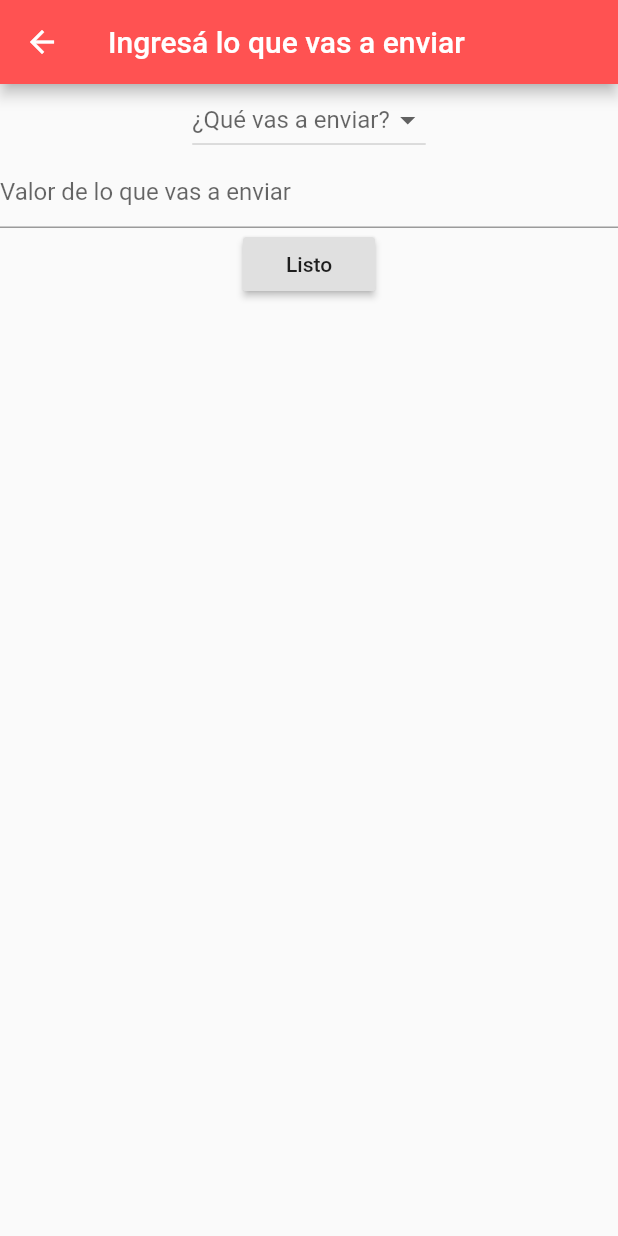
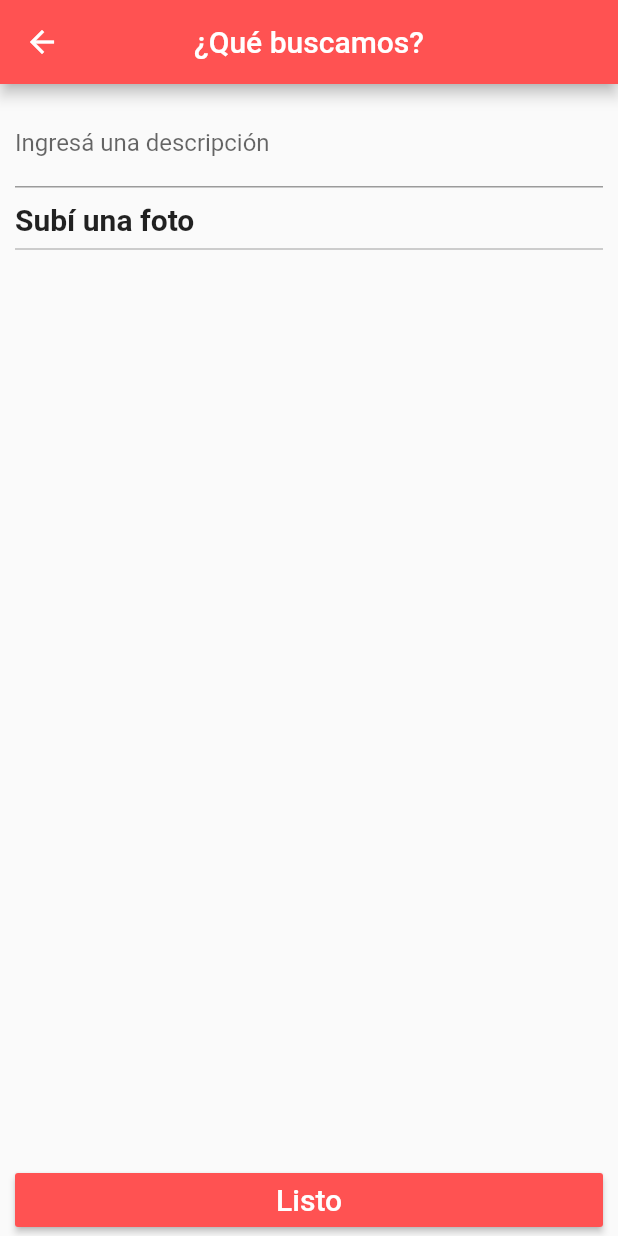
Before and after one commit to albarogarzon/Flutter_Delivery_Mobile_App, a Flutter app: the screen it shows after launch, after a tap on "¿Qué buscamos?", on a phone screen of 412 x 824 dp. Run offline on Flutter 3.47's test engine with Material 2 defaults, Android fonts, the phone set to English and light mode, and no system bars; our stand-ins replace google_maps_flutter; missing offline and left inert: google_maps_place_picker.

Commit message:
Code improvements

```diff
--- a/isw_implementacion_us_08_g5/lib/main.dart
+++ b/isw_implementacion_us_08_g5/lib/main.dart
@@ -1,14 +1,16 @@
 import 'package:flutter/material.dart';
+import 'package:isw_implementacion_us_08_g5/providers/InformacionEntrega.dart';
 import 'package:isw_implementacion_us_08_g5/screens/pedir_lo_que_sea/cuando_screen.dart';
 import 'package:isw_implementacion_us_08_g5/screens/pedir_lo_que_sea/dondeEntregar_screen.dart';
 import 'package:isw_implementacion_us_08_g5/screens/pedir_lo_que_sea/formasDePago_screen.dart';
 import 'package:isw_implementacion_us_08_g5/screens/pedir_lo_que_sea/main_screen.dart';
 import 'package:isw_implementacion_us_08_g5/screens/pedir_lo_que_sea/dondeBuscar_screen.dart';
 import 'package:isw_implementacion_us_08_g5/screens/pedir_lo_que_sea/queBuscar_screen.dart';
-import 'package:isw_implementacion_us_08_g5/validators/field_validator.dart';
+import 'package:isw_implementacion_us_08_g5/validators/InformacionEntregaValidator.dart';
+import 'package:isw_implementacion_us_08_g5/validators/InformacionRetiroValidator.dart';
 import 'package:provider/provider.dart';
 
-import 'providers/DireccionRetiroProvider.dart';
+import 'providers/InformacionRetiro.dart';
 
 void main() {
   runApp(MyApp());
@@ -19,8 +21,10 @@ class MyApp extends StatelessWidget {
   Widget build(BuildContext context) {
     return MultiProvider(
       providers: [
-        ChangeNotifierProvider.value(value: FieldValidator()),
-        ChangeNotifierProvider.value(value: DireccionRetiroProvider())
+        ChangeNotifierProvider.value(value: InformacionRetiroValidator()),
+        ChangeNotifierProvider.value(value: InformacionEntregaValidator()),
+        ChangeNotifierProvider.value(value: InformacionRetiro()),
+        ChangeNotifierProvider.value(value: InformacionEntrega()),
       ],
       child: MaterialApp(
         title: 'Flutter Demo',
--- /dev/null
+++ b/isw_implementacion_us_08_g5/lib/models/Ciudad.dart
@@ -0,0 +1,17 @@
+class Ciudad {
+  String _nombre;
+
+  Ciudad() {
+    this._nombre = '';
+  }
+  Ciudad.withParameters(this._nombre);
+
+  // Getters
+  String get getNombre => this._nombre;
+
+  // Setters
+
+  set setNombre(String nombre) {
+    this._nombre = nombre;
+  }
+}
--- a/isw_implementacion_us_08_g5/lib/models/Direccion.dart
+++ b/isw_implementacion_us_08_g5/lib/models/Direccion.dart
@@ -1,39 +1,50 @@
+import 'package:isw_implementacion_us_08_g5/models/Ciudad.dart';
+
 class Direccion {
+  Ciudad _ciudad;
   String _calle;
-  String _ciudad;
+  int _piso;
+  int _numeroDepartamento;
   String _referencias;
-  int _telefono;
 
   Direccion() {
+    this._ciudad = Ciudad();
     this._calle = '';
-    this._telefono = null;
-    this._ciudad = "";
+    this._piso = null;
+    this._numeroDepartamento = null;
     this._referencias = '';
   }
 
-  Direccion.withParameters(
-      this._calle, this._ciudad, this._telefono, this._referencias);
+  Direccion.withParameters(this._ciudad, this._calle,
+      {String referencias, int piso, int numeroDepto}) {
+    this._referencias = referencias == null ? "" : referencias;
+  }
 
 // Getters
   String get getCalle => this._calle;
-  int get getTelefono => this._telefono;
-  String get getCiudad => this._ciudad;
+  Ciudad get getCiudad => this._ciudad;
   String get getReferencias => this._referencias;
+  int get getPiso => this._piso;
+  int get getNumDepartamento => this._numeroDepartamento;
 
 // Setters
-  set calle(String calle) {
+  set setCalle(String calle) {
     this._calle = calle;
   }
 
-  set telefono(int telefono) {
-    this._telefono = telefono;
-  }
-
-  set ciudad(String ciudad) {
+  set setCiudad(Ciudad ciudad) {
     this._ciudad = ciudad;
   }
 
-  set referencias(String referencias) {
+  set setPiso(int piso) {
+    this._piso = piso;
+  }
+
+  set setNumDepartamento(int numeroDepto) {
+    this._numeroDepartamento = numeroDepto;
+  }
+
+  set setReferencias(String referencias) {
     this._referencias = referencias;
   }
 }
--- /dev/null
+++ b/isw_implementacion_us_08_g5/lib/providers/InformacionEntrega.dart
@@ -0,0 +1,38 @@
+import 'package:flutter/material.dart';
+import 'package:isw_implementacion_us_08_g5/models/Direccion.dart';
+
+class InformacionEntrega extends ChangeNotifier {
+  Direccion _direccion;
+  String _telefono;
+  bool _isReady;
+
+  InformacionEntrega() {
+    this._direccion = Direccion();
+    this._telefono = '';
+    this._isReady = false;
+  }
+
+  // Getters
+  Direccion get getDireccion => _direccion;
+  String get getTelefono => this._telefono;
+  bool get isReady => _isReady;
+  String get getCalle => _direccion.getCalle;
+
+  // Setters
+
+  setDireccion(Direccion direccion) {
+    this._direccion = direccion;
+    notifyListeners();
+  }
+
+  set setCalle(String calle) {
+    this._direccion.setCalle = calle;
+    this._isReady = true;
+    notifyListeners();
+  }
+
+  set setTelefono(String telefono) {
+    this._telefono = telefono;
+    notifyListeners();
+  }
+}
--- a/isw_implementacion_us_08_g5/lib/providers/DireccionRetiroProvider.dart
+++ b/isw_implementacion_us_08_g5/lib/providers/InformacionRetiro.dart
@@ -1,32 +1,37 @@
 import 'package:flutter/material.dart';
 import 'package:isw_implementacion_us_08_g5/models/Direccion.dart';
 
-class DireccionRetiroProvider extends ChangeNotifier {
+class InformacionRetiro extends ChangeNotifier {
   Direccion _direccion;
+  String _telefono;
   bool _isReady;
 
-  DireccionRetiroProvider() {
+  InformacionRetiro() {
     this._direccion = Direccion();
+    this._telefono = '';
     this._isReady = false;
   }
 
   // Getters
   Direccion get getDireccion => _direccion;
+  String get getTelefono => _telefono;
   bool get isReady => _isReady;
+
+  // Setters
 
   setDireccion(Direccion direccion) {
     this._direccion = direccion;
     notifyListeners();
   }
 
-  set calle(String calle) {
-    this._direccion.calle = calle;
+  set setCalle(String calle) {
+    this._direccion.setCalle = calle;
     this._isReady = true;
     notifyListeners();
   }
 
-  set setTelefono(int telefono) {
-    this._direccion.telefono = telefono;
+  set setTelefono(String telefono) {
+    this._telefono = telefono;
     notifyListeners();
   }
 }
--- /dev/null
+++ b/isw_implementacion_us_08_g5/lib/resources/Strings.dart
@@ -0,0 +1,23 @@
+import 'package:isw_implementacion_us_08_g5/resources/Strings.dart';
+
+class Strings {
+  static const PEDI_LO_QUE_SEA = 'Pedí lo que sea';
+  static const CREA_TU_PEDIDO = 'Creá tu pedido';
+  static const DONDE_LO_BUSCAMOS = '¿Dónde lo buscamos?';
+  static const DONDE_LO_ENTREGAMOS = "¿Dónde lo entregamos?";
+  static const QUE_BUSCAMOS = "¿Qué buscamos?";
+  static const CUANDO_QUERES_RECIBIRLO = "¿Cuándo queres recibirlo?";
+  static const FORMA_DE_PAGO = "Forma de pago";
+  static const CALLE_Y_NUMERO = "Calle y número";
+  static const CALLE_Y_NUMERO_ERROR = "Debe ingresar calle y numero";
+  static const PISO = 'Piso';
+  static const DEPARTAMENTO = 'Departamento';
+  static const TELEFONO = 'Teléfono';
+  static const TELEFONO_HELPER_TEXT =
+      "Para poder llamarte ante cualquier problema con tu pedido";
+  static const TELEFONO_ERROR = 'Debe ingresar un teléfono';
+  static const REFERENCIAS = 'Referencias';
+  static const REFERENCIAS_HELPER_TEXT =
+      "Ej: Calles cercanas, ¿Por quién preguntamos?";
+  static const LISTO = 'Listo';
+}
--- /dev/null
+++ b/isw_implementacion_us_08_g5/lib/screens/pedir_lo_que_sea/QueBuscamosScreen.dart
@@ -0,0 +1,69 @@
+import 'package:flutter/material.dart';
+import 'package:isw_implementacion_us_08_g5/resources/Strings.dart';
+
+class QueBuscamosScreen extends StatefulWidget {
+  QueBuscamosScreen({Key key}) : super(key: key);
+
+  @override
+  _QueBuscamosScreenState createState() => _QueBuscamosScreenState();
+}
+
+class _QueBuscamosScreenState extends State<QueBuscamosScreen> {
+  @override
+  Widget build(BuildContext context) {
+    return Scaffold(
+      resizeToAvoidBottomInset: false,
+      appBar: AppBar(
+          centerTitle: true,
+          title: Text(Strings.QUE_BUSCAMOS),
+          backgroundColor: Colors.redAccent),
+      body: Container(
+        height: double.maxFinite,
+        width: double.maxFinite,
+        margin: EdgeInsets.only(top: 10, right: 10, left: 10),
+        child: Column(
+          verticalDirection: VerticalDirection.down,
+          mainAxisAlignment: MainAxisAlignment.start,
+          crossAxisAlignment: CrossAxisAlignment.center,
+          mainAxisSize: MainAxisSize.max,
+          children: [
+            TextField(
+              decoration: InputDecoration(labelText: 'Ingresá una descripción'),
+            ),
+            _buildTitle(),
+            _divider,
+            Spacer(),
+            _buildSubmitButton()
+          ],
+        ),
+      ),
+    );
+  }
+
+  _buildSubmitButton() {
+    return Container(
+      width: double.maxFinite,
+      child: RaisedButton(
+        color: Colors.redAccent,
+        onPressed: () {},
+        child: const Text('Listo',
+            style: TextStyle(fontSize: 20, color: Colors.white)),
+      ),
+    );
+  }
+
+  _buildTitle() {
+    return Container(
+      margin: EdgeInsets.only(top: 10),
+      width: double.infinity,
+      child: Text(
+        "Subí una foto",
+        style: TextStyle(fontSize: 20, fontWeight: FontWeight.bold),
+      ),
+    );
+  }
+
+  final Divider _divider = Divider(
+    color: Colors.grey,
+  );
+}
--- a/isw_implementacion_us_08_g5/lib/screens/pedir_lo_que_sea/main_screen.dart
+++ b/isw_implementacion_us_08_g5/lib/screens/pedir_lo_que_sea/main_screen.dart
@@ -1,20 +1,27 @@
 import 'package:flutter/material.dart';
 import 'package:isw_implementacion_us_08_g5/models/Direccion.dart';
-import 'package:isw_implementacion_us_08_g5/providers/DireccionRetiroProvider.dart';
+import 'package:isw_implementacion_us_08_g5/providers/InformacionEntrega.dart';
+import 'package:isw_implementacion_us_08_g5/providers/InformacionRetiro.dart';
+import 'package:isw_implementacion_us_08_g5/resources/Strings.dart';
+import 'package:isw_implementacion_us_08_g5/screens/pedir_lo_que_sea/QueBuscamosScreen.dart';
 import 'package:isw_implementacion_us_08_g5/screens/pedir_lo_que_sea/dondeBuscar_screen.dart';
+import 'package:isw_implementacion_us_08_g5/screens/pedir_lo_que_sea/dondeEntregar_screen.dart';
 import 'package:isw_implementacion_us_08_g5/screens/pedir_lo_que_sea/queBuscar_screen.dart';
 import 'package:provider/provider.dart';
 
 class PedirLoQueSeaMainScreen extends StatelessWidget {
-  DireccionRetiroProvider _direccionRetiroProvider;
+  InformacionRetiro _direccionRetiroProvider;
+  InformacionEntrega _informacionEntrega;
   @override
   Widget build(BuildContext context) {
-    _direccionRetiroProvider = Provider.of<DireccionRetiroProvider>(context);
+    _direccionRetiroProvider = Provider.of<InformacionRetiro>(context);
+    _informacionEntrega = Provider.of<InformacionEntrega>(context);
     Direccion direccionRetiro = _direccionRetiroProvider.getDireccion;
 
     return Scaffold(
       appBar: AppBar(
-          title: Text("Pedí lo que sea"), backgroundColor: Colors.redAccent),
+          title: Text(Strings.PEDI_LO_QUE_SEA),
+          backgroundColor: Colors.redAccent),
       body: Column(
         verticalDirection: VerticalDirection.down,
         textDirection: TextDirection.ltr,
@@ -28,13 +35,13 @@ class PedirLoQueSeaMainScreen extends StatelessWidget {
               children: [
                 ListTile(
                   title: Text(
-                    "Crea tu pedido",
+                    Strings.CREA_TU_PEDIDO,
                     style: TextStyle(fontWeight: FontWeight.bold, fontSize: 20),
                   ),
                 ),
                 _divider,
                 ListTile(
-                  title: Text("¿Dónde lo buscamos?"),
+                  title: Text(Strings.DONDE_LO_BUSCAMOS),
                   subtitle: direccionRetiro.getCalle.isEmpty
                       ? null
                       : Text(direccionRetiro.getCalle),
@@ -48,28 +55,37 @@ class PedirLoQueSeaMainScreen extends StatelessWidget {
                 ),
                 _divider,
                 ListTile(
-                  title: Text("¿Dónde lo entregamos?"),
+                  title: Text(Strings.DONDE_LO_ENTREGAMOS),
                   trailing: Icon(Icons.edit, color: Colors.redAccent),
+                  subtitle: _informacionEntrega.getCalle.isEmpty
+                      ? null
+                      : Text(_informacionEntrega.getCalle),
+                  onTap: () {
+                    Navigator.push(
+                        context,
+                        MaterialPageRoute(
+                            builder: (context) => DondeEntregarScreen()));
+                  },
                 ),
                 _divider,
                 ListTile(
-                  title: Text("¿Qué buscamos?"),
+                  title: Text(Strings.QUE_BUSCAMOS),
                   trailing: Icon(Icons.edit, color: Colors.redAccent),
                   onTap: () {
                     Navigator.push(
                         context,
                         MaterialPageRoute(
-                            builder: (context) => QueBuscarScreen()));
+                            builder: (context) => QueBuscamosScreen()));
                   },
                 ),
                 _divider,
                 ListTile(
-                  title: Text("¿Cuándo queres recibirlo?"),
+                  title: Text(Strings.CUANDO_QUERES_RECIBIRLO),
                   trailing: Icon(Icons.edit, color: Colors.redAccent),
                 ),
                 _divider,
                 ListTile(
-                  title: Text("Forma de pago"),
+                  title: Text(Strings.FORMA_DE_PAGO),
                   trailing: Icon(Icons.edit, color: Colors.redAccent),
                 ),
                 _divider,
--- a/isw_implementacion_us_08_g5/lib/validators/field_validator.dart
+++ b/isw_implementacion_us_08_g5/lib/validators/InformacionEntregaValidator.dart
@@ -1,9 +1,9 @@
 import 'package:flutter/cupertino.dart';
 
-class FieldValidator extends ChangeNotifier {
+class InformacionEntregaValidator extends ChangeNotifier {
   bool _validatorError;
 
-  FieldValidator() {
+  InformacionEntregaValidator() {
     this._validatorError = false;
   }
 
@@ -19,6 +19,8 @@ class FieldValidator extends ChangeNotifier {
 
   set error(bool value) {
     this._validatorError = value;
+
+    notifyListeners();
   }
 
   bool get error => this._validatorError;
--- /dev/null
+++ b/isw_implementacion_us_08_g5/lib/validators/InformacionRetiroValidator.dart
@@ -0,0 +1,56 @@
+import 'package:flutter/cupertino.dart';
+
+class InformacionRetiroValidator extends ChangeNotifier {
+  bool _validatorError;
+  bool _validatorCalleError;
+  bool _validatorTelefonoError;
+  InformacionRetiroValidator() {
+    this._validatorError = false;
+    this._validatorCalleError = false;
+    this._validatorTelefonoError = false;
+  }
+
+  void validateFields(String calle, String telefono) {
+    _validateCalleField(calle);
+    _validateTelefonoField(telefono);
+    if (_validatorCalleError || _validatorTelefonoError) {
+      this._validatorError = true;
+      notifyListeners();
+    } else {
+      this._validatorError = false;
+      notifyListeners();
+    }
+  }
+
+  void _validateCalleField(String calle) {
+    if (calle.isEmpty) {
+      this._validatorCalleError = true;
+    } else {
+      this._validatorCalleError = false;
+    }
+  }
+
+  void _validateTelefonoField(String telefono) {
+    if (telefono.isEmpty) {
+      this._validatorTelefonoError = true;
+    } else {
+      this._validatorTelefonoError = false;
+    }
+  }
+
+  bool get getTelefonoFieldError => this._validatorTelefonoError;
+  bool get getCalleFieldError => this._validatorCalleError;
+
+  set error(bool value) {
+    this._validatorError = value;
+    notifyListeners();
+  }
+
+  set setErrorWithoutNotifyListeners(bool value) {
+    this._validatorError = value;
+    this._validatorCalleError = value;
+    this._validatorTelefonoError = value;
+  }
+
+  bool get error => this._validatorError;
+}
```
Also changed, not shown: isw_implementacion_us_08_g5/lib/components/ListoButton.dart (added, +21 -0 lines), isw_implementacion_us_08_g5/lib/providers/InformacionDeProducto.dart (added, +14 -0 lines), isw_implementacion_us_08_g5/lib/screens/pedir_lo_que_sea/cuando_screen.dart (+4 -4 lines), isw_implementacion_us_08_g5/lib/screens/pedir_lo_que_sea/dondeBuscar_screen.dart (+81 -53 lines), isw_implementacion_us_08_g5/lib/screens/pedir_lo_que_sea/dondeEntregar_screen.dart (+118 -92 lines), isw_implementacion_us_08_g5/lib/screens/pedir_lo_que_sea/formasDePago_screen.dart (+4 -4 lines), isw_implementacion_us_08_g5/lib/screens/pedir_lo_que_sea/queBuscar_screen.dart (+4 -4 lines), isw_implementacion_us_08_g5/lib/components/address_form.dart (added).
